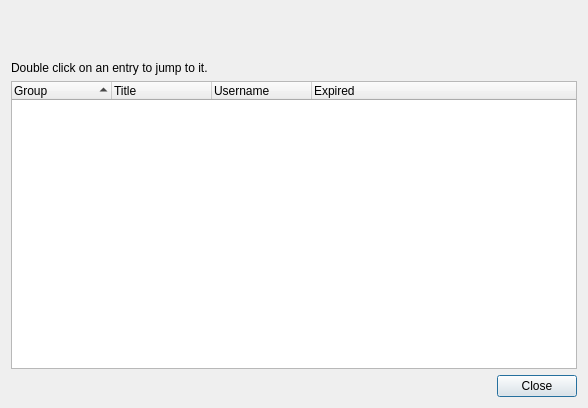
Before: the Qt Designer form src/forms/ExpireAllEntriesDlg.ui in jmreed0112358/keepassx-0.4.4-mod, drawn with Qt 5.
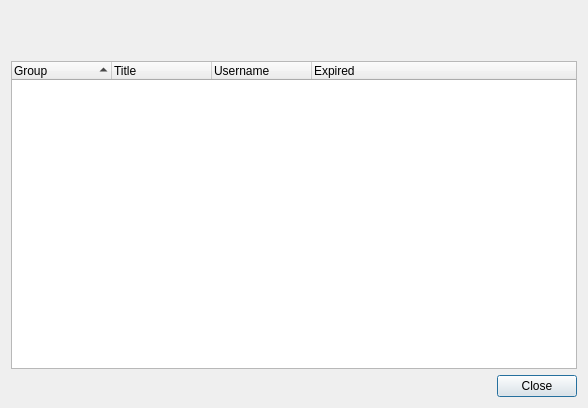
After: the same form once the commit is applied.

Commit message:
Change dialog banner, remove label.
Don't need label telling the use to double click on entries.
Change banner text to say "Expired entries".

What changed in the file:
```diff
--- a/src/forms/ExpireAllEntriesDlg.ui
+++ b/src/forms/ExpireAllEntriesDlg.ui
@@ -33,13 +33,6 @@
      </property>
     </spacer>
    </item>
-   <item>
-    <widget class="QLabel" name="label" >
-     <property name="text" >
-      <string>Double click on an entry to jump to it.</string>
-     </property>
-    </widget>
-   </item>
    <item>
     <widget class="QTreeWidget" name="treeWidget" >
      <property name="rootIsDecorated" >
```
The commit also changes 1 other file.
